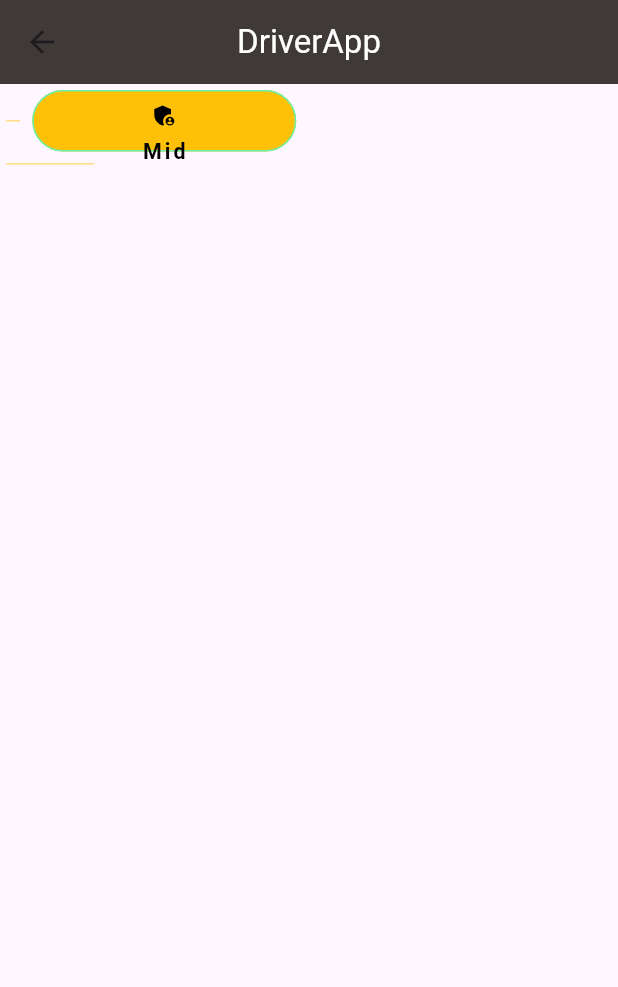
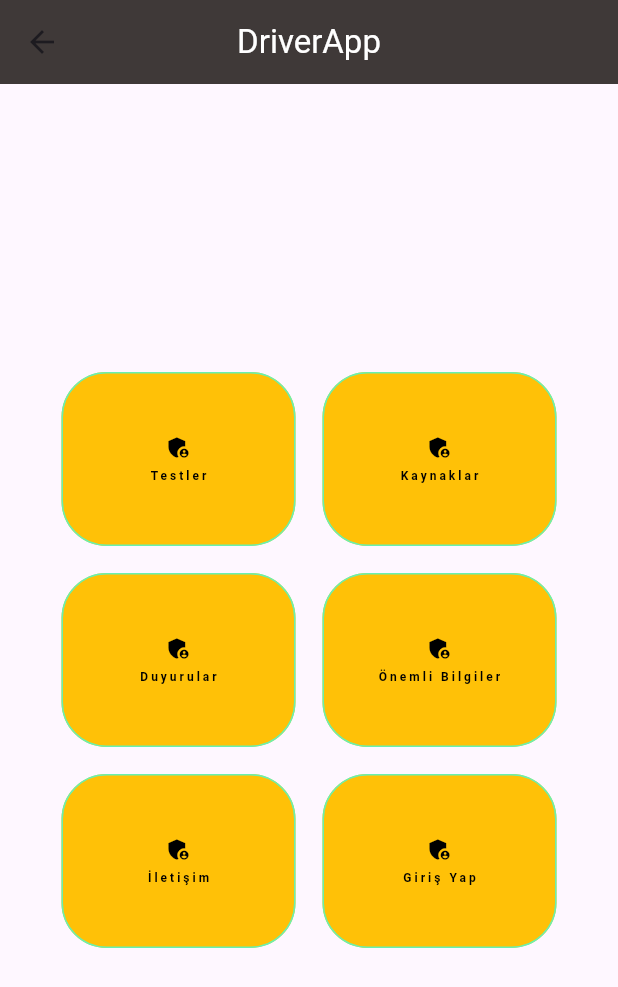
Before and after one commit to bilalarsln/Calculator, a Flutter app: the MainPage screen opened by its route, on a phone screen of 412 x 824 dp. Shown: the top 987 px of the screen. Run offline on Flutter 3.47's test engine with Material 3 defaults, Android fonts, the phone set to English and light mode, and no system bars; our stand-ins replace flutter_svg, persistent_bottom_nav_bar_v2.

Commit message:
mainPage Wrap Method
we used wrap method on mainpage.dart. So fixed buttons

```diff
--- a/lib/constant/app_text_style.dart
+++ b/lib/constant/app_text_style.dart
@@ -12,7 +12,7 @@ class AppTextStyle {
 
   static TextStyle buttonText(double width, Color textColor) {
     return TextStyle(
-      fontSize: width * 1.3,
+      fontSize: width * 0.8,
       letterSpacing: 2,
       color: textColor,
       fontWeight: FontWeight.w600,
--- a/lib/constant/buttons/buttons.dart
+++ b/lib/constant/buttons/buttons.dart
@@ -24,9 +24,9 @@ class SmallButton extends StatelessWidget {
         btnBorderColor: Colors.greenAccent,
         btnBorderRadius: btnBorderRadius,
         icon: icon,
-        withScaleFactor: 0.3,
-        btnTextColor: Colors.black,
-        heightScaleFactor: 0.1,
+        withScaleFactor: 2,
+        btnTextColor: Color.fromARGB(255, 134, 134, 134),
+        heightScaleFactor: 1.5,
         btnMarginVertical: 2,
         btnMarginHorizontal: 2,
         btnPaddingVertical: 2,
@@ -61,7 +61,7 @@ class MidButton extends StatelessWidget {
         icon: icon,
         withScaleFactor: 4,
         btnTextColor: Colors.black,
-        heightScaleFactor: 1,
+        heightScaleFactor: 3,
         btnMarginVertical: 2,
         btnMarginHorizontal: 2,
         btnPaddingVertical: 2,
@@ -93,9 +93,9 @@ class LargeButton extends StatelessWidget {
         btnBorderColor: Colors.greenAccent,
         btnBorderRadius: btnBorderRadius,
         icon: icon,
-        withScaleFactor: 1.4,
+        withScaleFactor: 6,
         btnTextColor: Colors.black,
-        heightScaleFactor: 0.1,
+        heightScaleFactor: 4,
         btnMarginVertical: 2,
         btnMarginHorizontal: 2,
         btnPaddingVertical: 2,
@@ -122,7 +122,7 @@ class QuizChoiceButton extends StatelessWidget {
       btnColor: const Color.fromARGB(255, 160, 160, 160),
       btnBorderColor: const Color.fromARGB(255, 76, 76, 76),
       btnBorderRadius: 30,
-      withScaleFactor: 8,
+      withScaleFactor: 6,
       btnTextColor: const Color.fromARGB(255, 255, 255, 255),
       heightScaleFactor: 1,
       btnMarginVertical: 5,
--- a/lib/constant/screen_size.dart
+++ b/lib/constant/screen_size.dart
@@ -6,44 +6,44 @@ class ScreenSize {
   static Map<String, double> screenWidthControl(double width) {
     if (width > 1920) {
       valueResult = width * 0.8;
-      valueTextSize = 25;
-      valueBtnDimension = 100;
+      valueTextSize = 27;
+      valueBtnDimension = 110;
     } else if (width > 1680 && width <= 1920) {
       valueResult = width * 0.7;
-      valueTextSize = 23;
-      valueBtnDimension = 90;
+      valueTextSize = 25;
+      valueBtnDimension = 80;
     } else if (width > 1370 && width <= 1680) {
       valueResult = width * 0.7;
-      valueTextSize = 21;
-      valueBtnDimension = 80;
+      valueTextSize = 17;
+      valueBtnDimension = 63;
     } else if (width > 1280 && width <= 1370) {
-      valueResult = width * 0.7;
-      valueTextSize = 19;
-      valueBtnDimension = 75;
-    } else if (width > 1024 && width <= 1280) {
-      valueResult = width * 0.7;
-      valueTextSize = 17;
-      valueBtnDimension = 75;
-    } else if (width > 785 && width <= 1024) {
-      valueResult = width * 0.7;
-      valueTextSize = 16;
-      valueBtnDimension = 70;
-    } else if (width > 580 && width <= 785) {
       valueResult = width * 0.7;
       valueTextSize = 14;
       valueBtnDimension = 60;
+    } else if (width > 1024 && width <= 1280) {
+      valueResult = width * 0.7;
+      valueTextSize = 13.5;
+      valueBtnDimension = 57;
+    } else if (width > 785 && width <= 1024) {
+      valueResult = width * 0.7;
+      valueTextSize = 13;
+      valueBtnDimension = 53;
+    } else if (width > 580 && width <= 785) {
+      valueResult = width * 0.7;
+      valueTextSize = 11.5;
+      valueBtnDimension = 45;
     } else if (width > 480 && width <= 580) {
       valueResult = width * 0.7;
       valueTextSize = 11;
-      valueBtnDimension = 45;
+      valueBtnDimension = 30;
     } else if (width > 390 && width <= 480) {
       valueResult = width * 0.7;
-      valueTextSize = 11;
-      valueBtnDimension = 45;
+      valueTextSize = 10;
+      valueBtnDimension = 40;
     } else if (width <= 390) {
       valueResult = width * 0.7;
-      valueTextSize = 11;
-      valueBtnDimension = 35;
+      valueTextSize = 10;
+      valueBtnDimension = 34;
     }
 
     return {
--- a/lib/constant/sizedBox_ratio.dart
+++ b/lib/constant/sizedBox_ratio.dart
@@ -19,6 +19,12 @@ class SizedboxRatio {
     );
   }
 
+  static SizedBox sizedBoxMinScale(double width) {
+    return SizedBox(
+      height: width * 0.05,
+    );
+  }
+
   static SizedBox sizedBoxWithScale(double width, int scale) {
     return SizedBox(
       height: width * scale * 0.01,
--- a/lib/constant/width.dart
+++ b/lib/constant/width.dart
@@ -1,10 +1,8 @@
 // screen_size_util.dart
 import 'package:flutter/material.dart';
-import 'package:first_app/constant/screen_size.dart';
 
 double Width(BuildContext context) {
   Size size = MediaQuery.of(context).size;
   double screen = size.width;
-  // double screenWidth = ScreenSize.screenWidthControl(screen)['valueResult']!;
   return screen;
 }
--- a/lib/screens/main_page.dart
+++ b/lib/screens/main_page.dart
@@ -1,17 +1,11 @@
 import 'package:first_app/constant/buttons/buttons.dart';
-
+import 'package:first_app/constant/navigate_to.dart';
+import 'package:first_app/screens/exams/unitList.dart';
 import 'package:first_app/screens/loginScreen.dart';
 import 'package:flutter/material.dart';
 
 class MainPage extends StatelessWidget {
   const MainPage({super.key});
-
-  void navigateTo(BuildContext context, Widget screen) {
-    Navigator.push(
-      context,
-      MaterialPageRoute(builder: (context) => screen),
-    );
-  }
 
   @override
   Widget build(BuildContext context) {
@@ -25,19 +19,47 @@ class MainPage extends StatelessWidget {
         centerTitle: true,
       ),
       body: Center(
-        child: Column(
+        child: Wrap(
+          spacing: 10.0, // Butonlar arasındaki yatay boşluk
+          runSpacing: 10.0, // Satırlar arasındaki dikey boşluk
           children: [
-            Row(
-              children: [
-                SmallButton(
-                    btnText: "Loginnn",
+            MidButton(
+                btnText: "Testler",
+                btnBorderRadius: 30,
                 icon: Icons.admin_panel_settings,
-                    btnBorderRadius: 15,
                 onPressed: () {
-                      navigateTo(context, LoginScreen());
+                  navigateTo(context, Unitlist());
                 }),
             MidButton(
-                    btnText: "Mid",
+                btnText: "Kaynaklar",
+                btnBorderRadius: 30,
+                icon: Icons.admin_panel_settings,
+                onPressed: () {
+                  navigateTo(context, Unitlist());
+                }),
+            MidButton(
+                btnText: "Duyurular",
+                btnBorderRadius: 30,
+                icon: Icons.admin_panel_settings,
+                onPressed: () {
+                  navigateTo(context, Unitlist());
+                }),
+            MidButton(
+                btnText: "Önemli Bilgiler",
+                btnBorderRadius: 30,
+                icon: Icons.admin_panel_settings,
+                onPressed: () {
+                  navigateTo(context, Unitlist());
+                }),
+            MidButton(
+                btnText: "İletişim",
+                btnBorderRadius: 30,
+                icon: Icons.admin_panel_settings,
+                onPressed: () {
+                  navigateTo(context, Unitlist());
+                }),
+            MidButton(
+                btnText: "Giriş Yap",
                 btnBorderRadius: 30,
                 icon: Icons.admin_panel_settings,
                 onPressed: () {
@@ -45,19 +67,6 @@ class MainPage extends StatelessWidget {
                 }),
           ],
         ),
-            Row(
-              children: [
-                LargeButton(
-                    btnText: "Large",
-                    btnBorderRadius: 30,
-                    icon: Icons.admin_panel_settings,
-                    onPressed: () {
-                      navigateTo(context, LoginScreen());
-                    }),
-              ],
-            ),
-          ],
-        ),
       ),
     );
   }
```
Also changed, not shown: lib/constant/navigate_to.dart (added, +8 -0 lines), lib/screens/exam_page.dart (+10 -10 lines), lib/screens/exams/testList.dart (added, +41 -0 lines), lib/screens/exams/unitList.dart (added, +42 -0 lines), pubspec.yaml (+2 -5 lines), assets/images/history_hitit.svg (added), lib/screens/exams/questionList.dart (added). Lines whose indentation alone changed are shown as unchanged.
